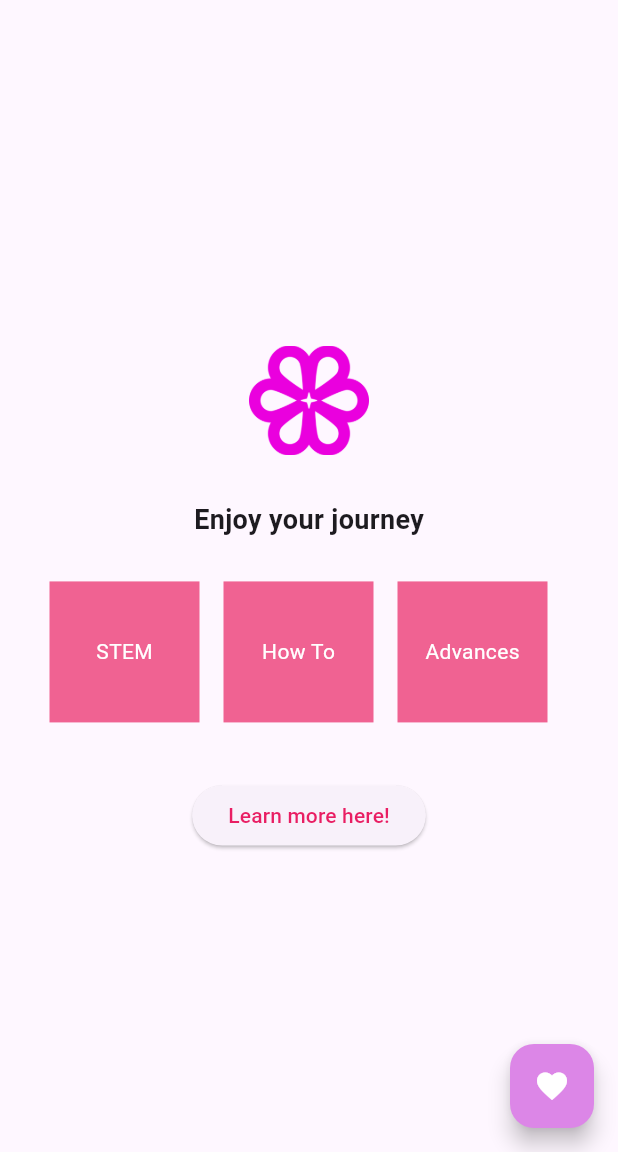
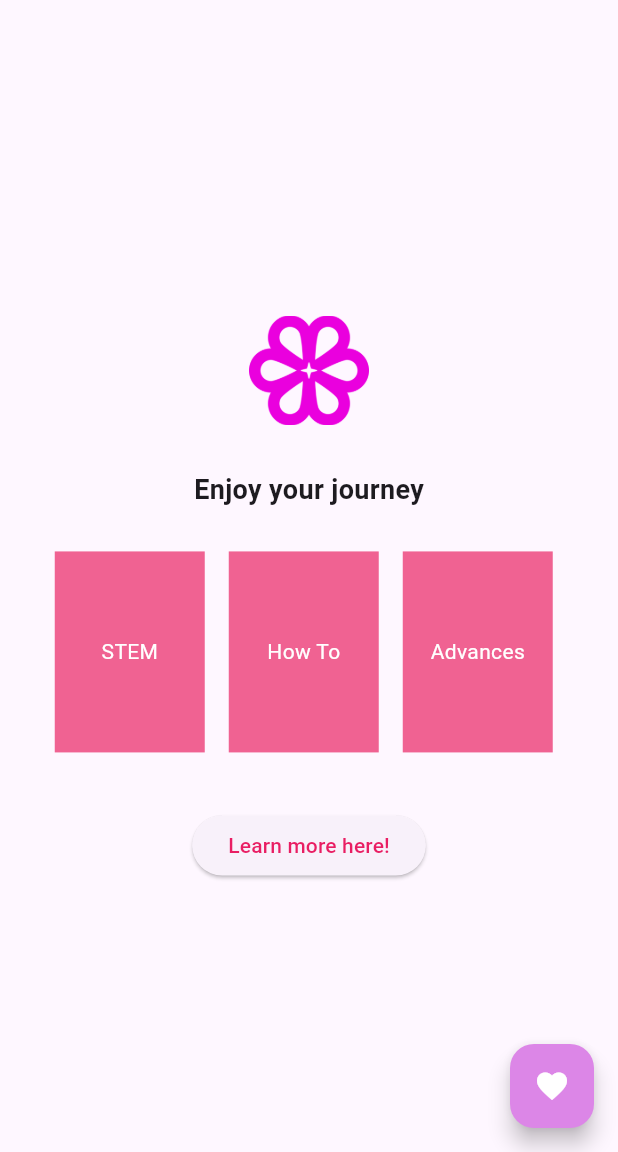
Before and after one commit to binivazqua/empowersheapp, a Flutter app: the screen it shows after launch, after a tap on the "favorite" icon, on a phone screen of 412 x 824 dp, the part 84-1236 px from its top. Run offline on Flutter 3.47's test engine with Material 3 defaults, Android fonts, the phone set to English and light mode, and no system bars; our stand-ins replace hive, hive_flutter, video_player; accounts and stored records are empty.

Commit message:
responsive design

```diff
--- a/lib/main.dart
+++ b/lib/main.dart
@@ -1,6 +1,9 @@
 import 'package:dummy_app_empoweshe/constants/colors.dart';
+import 'package:dummy_app_empoweshe/course_detail_page.dart';
 import 'package:dummy_app_empoweshe/infopage.dart';
+import 'package:dummy_app_empoweshe/responsive.dart';
 import 'package:dummy_app_empoweshe/stem_courses_page.dart';
+import 'package:dummy_app_empoweshe/widgets/course_card.dart';
 import 'package:flutter/material.dart';
 import 'package:hive/hive.dart';
 import 'package:hive_flutter/hive_flutter.dart';
@@ -20,13 +23,13 @@ class MyApp extends StatelessWidget {
   @override
   Widget build(BuildContext context) {
     return MaterialApp(
-      title: 'Flutter Demo',
-      theme: ThemeData(
-        colorScheme: ColorScheme.fromSeed(seedColor: Colors.deepPurple),
-        useMaterial3: true,
-      ),
-      home: const MyHomePage(title: 'Flutter Demo Home Page'),
-    );
+        title: 'Flutter Demo',
+        theme: ThemeData(
+          colorScheme: ColorScheme.fromSeed(seedColor: Colors.deepPurple),
+          useMaterial3: true,
+        ),
+        home: const MyHomePage(title: 'Flutter Demo Home Page'));
+    //ResponsivePage());
   }
 }
 
@@ -113,17 +116,20 @@ class _MyHomePageState extends State<MyHomePage> {
             Center(
               child: Padding(
                 padding: const EdgeInsets.only(left: 25),
-                child: SizedBox(
-                  height: 110,
+                child: Container(
+                  alignment: Alignment.center,
+                  width: 380,
+                  height: 150,
                   child: ListView(
                     scrollDirection: Axis.horizontal,
                     children: [
-                      _buildCourseCard(
-                          context, 'STEM', 'Learn about STEM fields!'),
-                      _buildCourseCard(
-                          context, 'How To', 'Guides and Tutorials'),
-                      _buildCourseCard(
-                          context, 'Advances', 'Latest Innovations'),
+                      CourseCard(
+                          title: 'STEM',
+                          description: 'Learn about STEM fields!'),
+                      CourseCard(
+                          title: 'How To', description: 'Guides and Tutorials'),
+                      CourseCard(
+                          title: 'Advances', description: 'Latest Innovations'),
                     ],
                   ),
                 ),
@@ -135,6 +141,8 @@ class _MyHomePageState extends State<MyHomePage> {
             ElevatedButton(
               onPressed: () {
                 print('Learn more button pressed');
+                Navigator.of(context).push(
+                    MaterialPageRoute(builder: (context) => ResponsivePage()));
               },
               child: const Text(
                 'Learn more here!',
@@ -151,78 +159,19 @@ class _MyHomePageState extends State<MyHomePage> {
       ),
     );
   }
+}
 
-  Widget _buildCourseCard(
-      BuildContext context, String title, String description) {
-    return GestureDetector(
-      onTap: () {
-        // Navigate to CourseDetailPage when tapped
-        Navigator.push(
-          context,
-          MaterialPageRoute(
-            builder: (context) =>
-                CourseDetailPage(courseTitle: title, description: description),
-          ),
-        );
-      },
-      child: Padding(
-        padding: const EdgeInsets.all(8.0),
-        child: Container(
-          height: 120,
-          width: 100,
-          color: Colors.pink.shade300,
-          child: Center(
-            child: Text(title, style: const TextStyle(color: Colors.white)),
-          ),
-        ),
-      ),
-    );
+class mobileHomePage extends StatefulWidget {
+  const mobileHomePage();
+
+  @override
+  State<mobileHomePage> createState() => _mobileHomePageState();
+}
+
+class _mobileHomePageState extends State<mobileHomePage> {
+  @override
+  Widget build(BuildContext context) {
+    // TODO: implement build
+    return Scaffold();
   }
 }
-
-// New page that opens when a course is clicked
-class CourseDetailPage extends StatelessWidget {
-  final String courseTitle;
-  final String description;
-
-  const CourseDetailPage(
-      {super.key, required this.courseTitle, required this.description});
-
-  @override
-  Widget build(BuildContext context) {
-    return Scaffold(
-      appBar: AppBar(
-        backgroundColor: Colors.pink,
-        title: Text(courseTitle),
-      ),
-      body: Center(
-        child: Padding(
-          padding: const EdgeInsets.all(16.0),
-          child: Column(
-            mainAxisAlignment: MainAxisAlignment.center,
-            children: [
-              Text(
-                courseTitle,
-                style:
-                    const TextStyle(fontSize: 24, fontWeight: FontWeight.bold),
-              ),
-              const SizedBox(height: 20),
-              Text(
-                description,
-                style: const TextStyle(fontSize: 16),
-                textAlign: TextAlign.center,
-              ),
-              const SizedBox(height: 30),
-              ElevatedButton(
-                onPressed: () {
-                  Navigator.pop(context); // Go back to home
-                },
-                child: const Text('Go Back'),
-              ),
-            ],
-          ),
-        ),
-      ),
-    );
-  }
-}
--- /dev/null
+++ b/lib/widgets/course_card.dart
@@ -0,0 +1,35 @@
+import 'package:dummy_app_empoweshe/course_detail_page.dart';
+import 'package:flutter/material.dart';
+
+class CourseCard extends StatelessWidget {
+  final String title;
+  final String description;
+  const CourseCard({super.key, required this.title, required this.description});
+
+  @override
+  Widget build(BuildContext context) {
+    return GestureDetector(
+      onTap: () {
+        // Navigate to CourseDetailPage when tapped
+        Navigator.push(
+          context,
+          MaterialPageRoute(
+            builder: (context) =>
+                CourseDetailPage(courseTitle: title, description: description),
+          ),
+        );
+      },
+      child: Padding(
+        padding: const EdgeInsets.all(8.0),
+        child: Container(
+          height: 120,
+          width: 100,
+          color: Colors.pink.shade300,
+          child: Center(
+            child: Text(title, style: const TextStyle(color: Colors.white)),
+          ),
+        ),
+      ),
+    );
+  }
+}
```
Also changed, not shown: lib/course_detail_page.dart (added, +48 -0 lines), lib/dummy_page.dart (deleted, +0 -28 lines), lib/maps.dart (added, +10 -0 lines), lib/responsive.dart (added, +31 -0 lines), lib/responsive_layout.dart (added, +19 -0 lines), lib/stem_courses_page.dart (+14 -5 lines), lib/homepage.dart (deleted), lib/newfile.dart (added), 3 other files.
